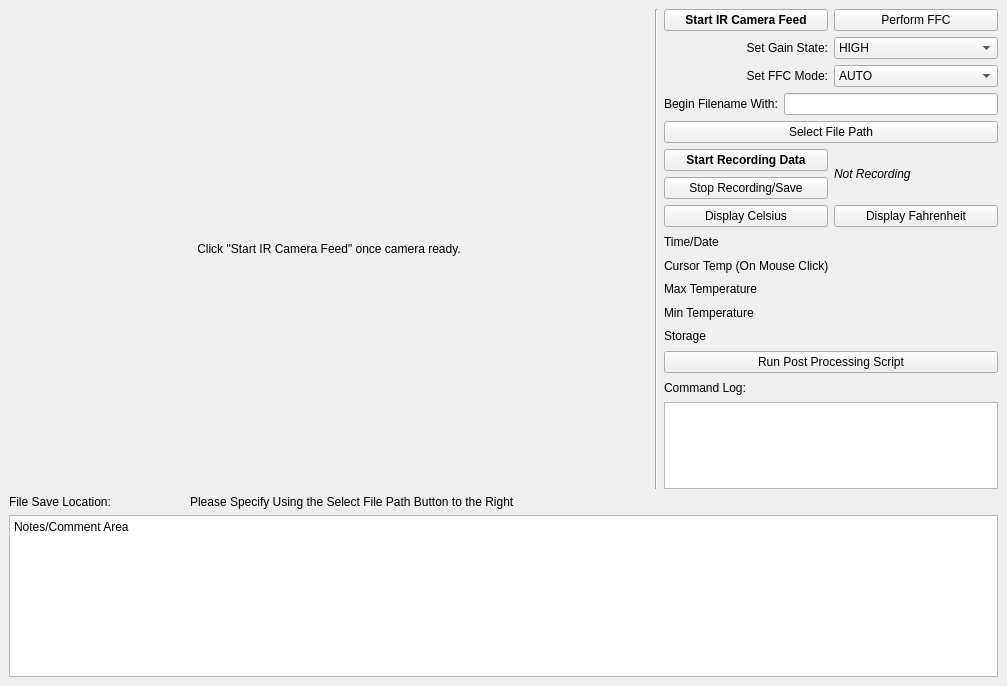
cscholler/slac-roam, file ir_v11.ui: the form before one commit.
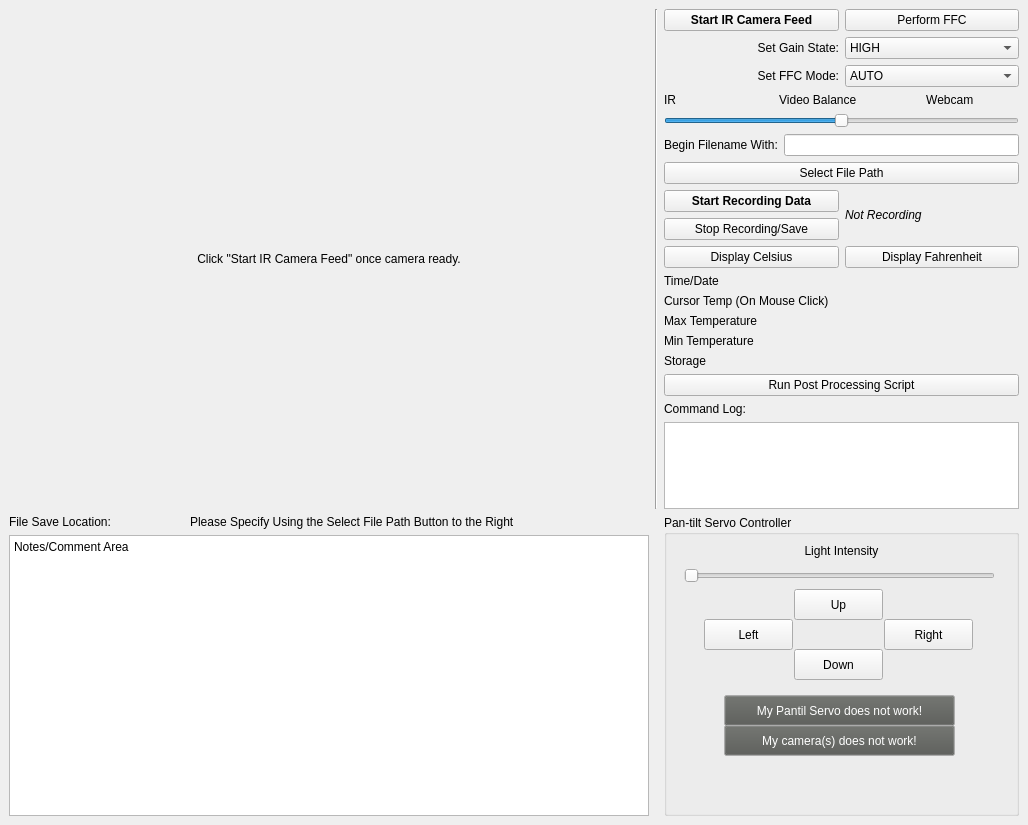
The form after the commit.

Commit message: Integrated the ui part

What changed in the file:
```diff
--- a/ir_v11.ui
+++ b/ir_v11.ui
@@ -6,8 +6,8 @@
    <rect>
     <x>0</x>
     <y>0</y>
-    <width>1007</width>
-    <height>686</height>
+    <width>1028</width>
+    <height>825</height>
    </rect>
   </property>
   <property name="windowTitle">
@@ -37,79 +37,381 @@
       </property>
      </widget>
     </item>
-    <item row="0" column="1" rowspan="2">
-     <widget class="Line" name="line">
-      <property name="orientation">
-       <enum>Qt::Vertical</enum>
+    <item row="2" column="2">
+     <layout class="QGridLayout" name="gridLayout_3">
+      <property name="sizeConstraint">
+       <enum>QLayout::SetDefaultConstraint</enum>
+      </property>
+      <item row="0" column="0">
+       <widget class="QGroupBox" name="pantiltcontroller">
+        <property name="title">
+         <string>Pan-tilt Servo Controller</string>
+        </property>
+        <widget class="QSlider" name="LEDSlider">
+         <property name="geometry">
+          <rect>
+           <x>20</x>
+           <y>50</y>
+           <width>311</width>
+           <height>21</height>
+          </rect>
+         </property>
+         <property name="orientation">
+          <enum>Qt::Horizontal</enum>
+         </property>
+        </widget>
+        <widget class="QPushButton" name="upButton">
+         <property name="geometry">
+          <rect>
+           <x>130</x>
+           <y>74</y>
+           <width>89</width>
+           <height>31</height>
+          </rect>
+         </property>
+         <property name="text">
+          <string>Up</string>
+         </property>
+        </widget>
+        <widget class="QPushButton" name="downButton">
+         <property name="geometry">
+          <rect>
+           <x>130</x>
+           <y>134</y>
+           <width>89</width>
+           <height>31</height>
+          </rect>
+         </property>
+         <property name="text">
+          <string>Down</string>
+         </property>
+        </widget>
+        <widget class="QPushButton" name="rightButton">
+         <property name="geometry">
+          <rect>
+           <x>220</x>
+           <y>104</y>
+           <width>89</width>
+           <height>31</height>
+          </rect>
+         </property>
+         <property name="text">
+          <string>Right</string>
+         </property>
+        </widget>
+        <widget class="QPushButton" name="leftButton">
+         <property name="geometry">
+          <rect>
+           <x>40</x>
+           <y>104</y>
+           <width>89</width>
+           <height>31</height>
+          </rect>
+         </property>
+         <property name="text">
+          <string>Left</string>
+         </property>
+        </widget>
+        <widget class="QLabel" name="adjustbrightness">
+         <property name="geometry">
+          <rect>
+           <x>0</x>
+           <y>26</y>
+           <width>355</width>
+           <height>21</height>
+          </rect>
+         </property>
+         <property name="layoutDirection">
+          <enum>Qt::LeftToRight</enum>
+         </property>
+         <property name="text">
+          <string>&lt;html&gt;&lt;head/&gt;&lt;body&gt;&lt;p align=&quot;center&quot;&gt;Light Intensity&lt;/p&gt;&lt;/body&gt;&lt;/html&gt;</string>
+         </property>
+        </widget>
+        <widget class="QPushButton" name="servoerror">
+         <property name="geometry">
+          <rect>
+           <x>60</x>
+           <y>180</y>
+           <width>231</width>
+           <height>31</height>
+          </rect>
+         </property>
+         <property name="palette">
+          <palette>
+           <active>
+            <colorrole role="Button">
+             <brush brushstyle="SolidPattern">
+              <color alpha="255">
+               <red>85</red>
+               <green>87</green>
+               <blue>83</blue>
+              </color>
+             </brush>
+            </colorrole>
+            <colorrole role="ButtonText">
+             <brush brushstyle="SolidPattern">
+              <color alpha="255">
+               <red>255</red>
+               <green>255</green>
+               <blue>255</blue>
+              </color>
+             </brush>
+            </colorrole>
+           </active>
+           <inactive>
+            <colorrole role="Button">
+             <brush brushstyle="SolidPattern">
+              <color alpha="255">
+               <red>85</red>
+               <green>87</green>
+               <blue>83</blue>
+              </color>
+             </brush>
+            </colorrole>
+            <colorrole role="ButtonText">
+             <brush brushstyle="SolidPattern">
+              <color alpha="255">
+               <red>255</red>
+               <green>255</green>
+               <blue>255</blue>
+              </color>
+             </brush>
+            </colorrole>
+           </inactive>
+           <disabled>
+            <colorrole role="Button">
+             <brush brushstyle="SolidPattern">
+              <color alpha="255">
+               <red>85</red>
+               <green>87</green>
+               <blue>83</blue>
+              </color>
+             </brush>
+            </colorrole>
+            <colorrole role="ButtonText">
+             <brush brushstyle="SolidPattern">
+              <color alpha="255">
+               <red>190</red>
+               <green>190</green>
+               <blue>190</blue>
+              </color>
+             </brush>
+            </colorrole>
+           </disabled>
+          </palette>
+         </property>
+         <property name="text">
+          <string>My Pantil Servo does not work!</string>
+         </property>
+        </widget>
+        <widget class="QPushButton" name="camerror">
+         <property name="geometry">
+          <rect>
+           <x>60</x>
+           <y>210</y>
+           <width>231</width>
+           <height>31</height>
+          </rect>
+         </property>
+         <property name="palette">
+          <palette>
+           <active>
+            <colorrole role="WindowText">
+             <brush brushstyle="SolidPattern">
+              <color alpha="255">
+               <red>255</red>
+               <green>255</green>
+               <blue>255</blue>
+              </color>
+             </brush>
+            </colorrole>
+            <colorrole role="Button">
+             <brush brushstyle="SolidPattern">
+              <color alpha="255">
+               <red>85</red>
+               <green>87</green>
+               <blue>83</blue>
+              </color>
+             </brush>
+            </colorrole>
+            <colorrole role="Text">
+             <brush brushstyle="SolidPattern">
+              <color alpha="255">
+               <red>255</red>
+               <green>255</green>
+               <blue>255</blue>
+              </color>
+             </brush>
+            </colorrole>
+            <colorrole role="ButtonText">
+             <brush brushstyle="SolidPattern">
+              <color alpha="255">
+               <red>255</red>
+               <green>255</green>
+               <blue>255</blue>
+              </color>
+             </brush>
+            </colorrole>
+           </active>
+           <inactive>
+            <colorrole role="WindowText">
+             <brush brushstyle="SolidPattern">
+              <color alpha="255">
+               <red>255</red>
+               <green>255</green>
+               <blue>255</blue>
+              </color>
+             </brush>
+            </colorrole>
+            <colorrole role="Button">
+             <brush brushstyle="SolidPattern">
+              <color alpha="255">
+               <red>85</red>
+               <green>87</green>
+               <blue>83</blue>
+              </color>
+             </brush>
+            </colorrole>
+            <colorrole role="Text">
+             <brush brushstyle="SolidPattern">
+              <color alpha="255">
+               <red>255</red>
+               <green>255</green>
+               <blue>255</blue>
+              </color>
+             </brush>
+            </colorrole>
+            <colorrole role="ButtonText">
+             <brush brushstyle="SolidPattern">
+              <color alpha="255">
+               <red>255</red>
+               <green>255</green>
+               <blue>255</blue>
+              </color>
+             </brush>
+            </colorrole>
+           </inactive>
+           <disabled>
+            <colorrole role="WindowText">
+             <brush brushstyle="SolidPattern">
+              <color alpha="255">
+               <red>190</red>
+               <green>190</green>
+               <blue>190</blue>
+              </color>
+             </brush>
+            </colorrole>
+            <colorrole role="Button">
+             <brush brushstyle="SolidPattern">
+              <color alpha="255">
+               <red>85</red>
+               <green>87</green>
+               <blue>83</blue>
+              </color>
+             </brush>
+            </colorrole>
+            <colorrole role="Text">
+             <brush brushstyle="SolidPattern">
+              <color alpha="255">
+               <red>190</red>
+               <green>190</green>
+               <blue>190</blue>
+              </color>
+             </brush>
+            </colorrole>
+            <colorrole role="ButtonText">
+             <brush brushstyle="SolidPattern">
+              <color alpha="255">
+               <red>190</red>
+               <green>190</green>
+               <blue>190</blue>
+              </color>
+             </brush>
+            </colorrole>
+           </disabled>
+          </palette>
+         </property>
+         <property name="text">
+          <string>My camera(s) does not work!</string>
+         </property>
+        </widget>
+       </widget>
+      </item>
+     </layout>
+    </item>
+    <item row="1" column="2">
+     <widget class="QPlainTextEdit" name="history">
+      <property name="sizePolicy">
+       <sizepolicy hsizetype="Expanding" vsizetype="Maximum">
+        <horstretch>0</horstretch>
+        <verstretch>0</verstretch>
+       </sizepolicy>
+      </property>
+      <property name="maximumSize">
+       <size>
+        <width>16777215</width>
+        <height>87</height>
+       </size>
       </property>
      </widget>
     </item>
+    <item row="2" column="0">
+     <layout class="QVBoxLayout" name="verticalLayout_3">
+      <property name="sizeConstraint">
+       <enum>QLayout::SetNoConstraint</enum>
+      </property>
+      <item>
+       <layout class="QHBoxLayout" name="horizontalLayout_7">
+        <property name="sizeConstraint">
+         <enum>QLayout::SetNoConstraint</enum>
+        </property>
+        <item>
+         <widget class="QLabel" name="labelForLocation">
+          <property name="sizePolicy">
+           <sizepolicy hsizetype="Preferred" vsizetype="Preferred">
+            <horstretch>0</horstretch>
+            <verstretch>0</verstretch>
+           </sizepolicy>
+          </property>
+          <property name="minimumSize">
+           <size>
+            <width>0</width>
+            <height>0</height>
+           </size>
+          </property>
+          <property name="maximumSize">
+           <size>
+            <width>175</width>
+            <height>16777215</height>
+           </size>
+          </property>
+          <property name="text">
+           <string>File Save Location:</string>
+          </property>
+         </widget>
+        </item>
+        <item>
+         <widget class="QLabel" name="filePathDisp">
+          <property name="text">
+           <string>Please Specify Using the Select File Path Button to the Right</string>
+          </property>
+         </widget>
+        </item>
+       </layout>
+      </item>
+      <item>
+       <widget class="QPlainTextEdit" name="plainTextEdit">
+        <property name="plainText">
+         <string>Notes/Comment Area</string>
+        </property>
+       </widget>
+      </item>
+     </layout>
+    </item>
     <item row="0" column="2">
-     <layout class="QVBoxLayout" name="verticalLayout">
-      <item>
-       <layout class="QHBoxLayout" name="horizontalLayout_5">
-        <item>
-         <widget class="QPushButton" name="startStreamBut">
-          <property name="font">
-           <font>
-            <weight>75</weight>
-            <bold>true</bold>
-           </font>
-          </property>
-          <property name="text">
-           <string>Start IR Camera Feed</string>
-          </property>
-         </widget>
-        </item>
-        <item>
-         <widget class="QPushButton" name="ffcBut">
-          <property name="enabled">
-           <bool>true</bool>
-          </property>
-          <property name="text">
-           <string>Perform FFC</string>
-          </property>
-         </widget>
-        </item>
-       </layout>
-      </item>
-      <item>
-       <layout class="QHBoxLayout" name="horizontalLayout_3">
-        <item>
-         <widget class="QLabel" name="label_2">
-          <property name="text">
-           <string>Set Gain State:</string>
-          </property>
-          <property name="alignment">
-           <set>Qt::AlignRight|Qt::AlignTrailing|Qt::AlignVCenter</set>
-          </property>
-         </widget>
-        </item>
-        <item>
-         <widget class="QComboBox" name="comboGain">
-          <property name="enabled">
-           <bool>true</bool>
-          </property>
-          <item>
-           <property name="text">
-            <string>HIGH</string>
-           </property>
-          </item>
-          <item>
-           <property name="text">
-            <string>LOW</string>
-           </property>
-          </item>
-          <item>
-           <property name="text">
-            <string>AUTO</string>
-           </property>
-          </item>
-         </widget>
-        </item>
-       </layout>
-      </item>
-      <item>
+     <layout class="QGridLayout" name="gridLayout_2">
+      <item row="2" column="0">
        <layout class="QHBoxLayout" name="horizontalLayout_6">
         <item>
          <widget class="QLabel" name="label_4">
@@ -145,35 +447,36 @@
         </item>
        </layout>
       </item>
-      <item>
-       <layout class="QHBoxLayout" name="horizontalLayout_4">
-        <item>
-         <widget class="QLabel" name="label_3">
-          <property name="text">
-           <string>Begin Filename With:</string>
-          </property>
-         </widget>
-        </item>
-        <item>
-         <widget class="QLineEdit" name="lineEdit">
-          <property name="font">
-           <font>
-            <weight>75</weight>
-            <bold>true</bold>
-           </font>
-          </property>
-         </widget>
-        </item>
-       </layout>
+      <item row="4" column="0">
+       <widget class="QSlider" name="balancer">
+        <property name="maximum">
+         <number>10</number>
+        </property>
+        <property name="singleStep">
+         <number>1</number>
+        </property>
+        <property name="pageStep">
+         <number>1</number>
+        </property>
+        <property name="value">
+         <number>5</number>
+        </property>
+        <property name="sliderPosition">
+         <number>5</number>
+        </property>
+        <property name="orientation">
+         <enum>Qt::Horizontal</enum>
+        </property>
+       </widget>
       </item>
-      <item>
-       <widget class="QPushButton" name="filePathBut">
+      <item row="14" column="0">
+       <widget class="QLabel" name="storageLabel">
         <property name="text">
-         <string>Select File Path</string>
+         <string>Storage</string>
         </property>
        </widget>
       </item>
-      <item>
+      <item row="7" column="0">
        <layout class="QHBoxLayout" name="horizontalLayout">
         <item>
          <layout class="QVBoxLayout" name="verticalLayout_2">
@@ -213,7 +516,70 @@
         </item>
        </layout>
       </item>
-      <item>
+      <item row="6" column="0">
+       <widget class="QPushButton" name="filePathBut">
+        <property name="text">
+         <string>Select File Path</string>
+        </property>
+       </widget>
+      </item>
+      <item row="12" column="0">
+       <widget class="QLabel" name="maxTempLabel">
+        <property name="text">
+         <string>Max Temperature</string>
+        </property>
+       </widget>
+      </item>
+      <item row="11" column="0">
+       <widget class="QLabel" name="cursorTempLabel">
+        <property name="text">
+         <string>Cursor Temp (On Mouse Click)</string>
+        </property>
+       </widget>
+      </item>
+      <item row="15" column="0">
+       <widget class="QPushButton" name="runPost">
+        <property name="text">
+         <string>Run Post Processing Script</string>
+        </property>
+       </widget>
+      </item>
+      <item row="16" column="0">
+       <widget class="QLabel" name="label">
+        <property name="text">
+         <string>Command Log:</string>
+        </property>
+       </widget>
+      </item>
+      <item row="5" column="0">
+       <layout class="QHBoxLayout" name="horizontalLayout_4">
+        <item>
+         <widget class="QLabel" name="label_3">
+          <property name="text">
+           <string>Begin Filename With:</string>
+          </property>
+         </widget>
+        </item>
+        <item>
+         <widget class="QLineEdit" name="lineEdit">
+          <property name="font">
+           <font>
+            <weight>75</weight>
+            <bold>true</bold>
+           </font>
+          </property>
+         </widget>
+        </item>
+       </layout>
+      </item>
+      <item row="13" column="0">
+       <widget class="QLabel" name="minTempLabel">
+        <property name="text">
+         <string>Min Temperature</string>
+        </property>
+       </widget>
+      </item>
+      <item row="9" column="0">
        <layout class="QHBoxLayout" name="horizontalLayout_2">
         <item>
          <widget class="QPushButton" name="displayC">
@@ -231,120 +597,95 @@
         </item>
        </layout>
       </item>
-      <item>
+      <item row="10" column="0">
        <widget class="QLabel" name="timeStatus">
         <property name="text">
          <string>Time/Date</string>
         </property>
        </widget>
       </item>
-      <item>
-       <widget class="QLabel" name="cursorTempLabel">
-        <property name="text">
-         <string>Cursor Temp (On Mouse Click)</string>
+      <item row="0" column="0">
+       <layout class="QHBoxLayout" name="horizontalLayout_5">
+        <property name="sizeConstraint">
+         <enum>QLayout::SetNoConstraint</enum>
         </property>
-       </widget>
+        <item>
+         <widget class="QPushButton" name="startStreamBut">
+          <property name="font">
+           <font>
+            <weight>75</weight>
+            <bold>true</bold>
+           </font>
+          </property>
+          <property name="text">
+           <string>Start IR Camera Feed</string>
+          </property>
+         </widget>
+        </item>
+        <item>
+         <widget class="QPushButton" name="ffcBut">
+          <property name="enabled">
+           <bool>true</bool>
+          </property>
+          <property name="text">
+           <string>Perform FFC</string>
+          </property>
+         </widget>
+        </item>
+       </layout>
       </item>
-      <item>
-       <widget class="QLabel" name="maxTempLabel">
-        <property name="text">
-         <string>Max Temperature</string>
-        </property>
-       </widget>
+      <item row="1" column="0">
+       <layout class="QHBoxLayout" name="horizontalLayout_3">
+        <item>
+         <widget class="QLabel" name="label_2">
+          <property name="text">
+           <string>Set Gain State:</string>
+          </property>
+          <property name="alignment">
+           <set>Qt::AlignRight|Qt::AlignTrailing|Qt::AlignVCenter</set>
+          </property>
+         </widget>
+        </item>
+        <item>
+         <widget class="QComboBox" name="comboGain">
+          <property name="enabled">
+           <bool>true</bool>
+          </property>
+          <item>
+           <property name="text">
+            <string>HIGH</string>
+           </property>
+          </item>
+          <item>
+           <property name="text">
+            <string>LOW</string>
+           </property>
+          </item>
+          <item>
+           <property name="text">
+            <string>AUTO</string>
+           </property>
+          </item>
+         </widget>
+        </item>
+       </layout>
       </item>
-      <item>
-       <widget class="QLabel" name="minTempLabel">
+      <item row="3" column="0">
+       <widget class="QLabel" name="vidBalance">
         <property name="text">
-         <string>Min Temperature</string>
-        </property>
-       </widget>
-      </item>
-      <item>
-       <widget class="QLabel" name="storageLabel">
-        <property name="text">
-         <string>Storage</string>
-        </property>
-       </widget>
-      </item>
-      <item>
-       <widget class="QPushButton" name="runPost">
-        <property name="text">
-         <string>Run Post Processing Script</string>
-        </property>
-       </widget>
-      </item>
-      <item>
-       <widget class="QLabel" name="label">
-        <property name="text">
-         <string>Command Log:</string>
+         <string>IR                               Video Balance                     Webcam</string>
         </property>
        </widget>
       </item>
      </layout>
     </item>
-    <item row="1" column="2">
-     <widget class="QPlainTextEdit" name="history">
-      <property name="sizePolicy">
-       <sizepolicy hsizetype="Expanding" vsizetype="Maximum">
-        <horstretch>0</horstretch>
-        <verstretch>0</verstretch>
-       </sizepolicy>
-      </property>
-      <property name="maximumSize">
-       <size>
-        <width>16777215</width>
-        <height>87</height>
-       </size>
+    <item row="0" column="1" rowspan="2">
+     <widget class="Line" name="line">
+      <property name="orientation">
+       <enum>Qt::Vertical</enum>
       </property>
      </widget>
     </item>
-    <item row="2" column="0" colspan="3">
-     <layout class="QVBoxLayout" name="verticalLayout_3">
-      <item>
-       <layout class="QHBoxLayout" name="horizontalLayout_7">
-        <item>
-         <widget class="QLabel" name="labelForLocation">
-          <property name="sizePolicy">
-           <sizepolicy hsizetype="Preferred" vsizetype="Preferred">
-            <horstretch>0</horstretch>
-            <verstretch>0</verstretch>
-           </sizepolicy>
-          </property>
-          <property name="minimumSize">
-           <size>
-            <width>0</width>
-            <height>0</height>
-           </size>
-          </property>
-          <property name="maximumSize">
-           <size>
-            <width>175</width>
-            <height>16777215</height>
-           </size>
-          </property>
-          <property name="text">
-           <string>File Save Location:</string>
-          </property>
-         </widget>
-        </item>
-        <item>
-         <widget class="QLabel" name="filePathDisp">
-          <property name="text">
-           <string>Please Specify Using the Select File Path Button to the Right</string>
-          </property>
-         </widget>
-        </item>
-       </layout>
-      </item>
-      <item>
-       <widget class="QPlainTextEdit" name="plainTextEdit">
-        <property name="plainText">
-         <string>Notes/Comment Area</string>
-        </property>
-       </widget>
-      </item>
-     </layout>
-    </item>
    </layout>
   </widget>
  </widget>
```
